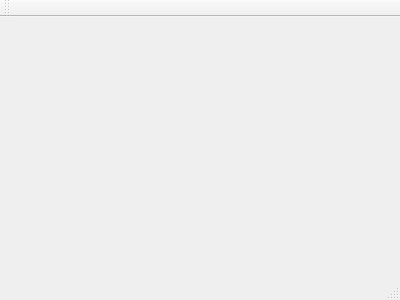
Before: the Qt Designer form mainwindow.ui in chanbiao0816/Guess, drawn with Qt 5.
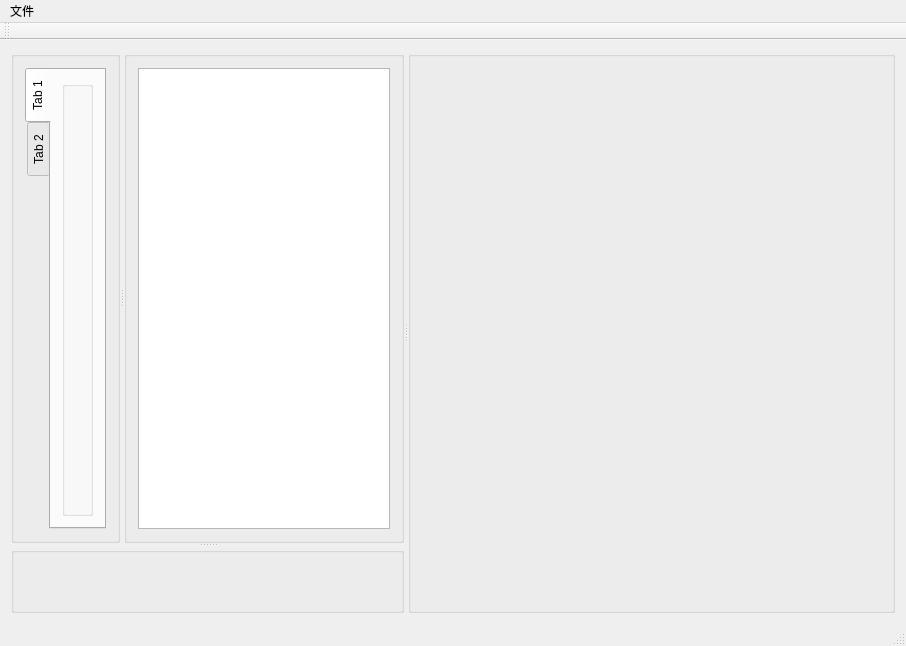
After: the same form once the commit is applied.

Commit message: 测试提交操作

Diff of the .ui file:
```diff
--- a/mainwindow.ui
+++ b/mainwindow.ui
@@ -1,24 +1,148 @@
 <ui version="4.0">
  <class>MainWindow</class>
- <widget class="QMainWindow" name="MainWindow" >
-  <property name="geometry" >
+ <widget class="QMainWindow" name="MainWindow">
+  <property name="geometry">
    <rect>
     <x>0</x>
     <y>0</y>
-    <width>400</width>
-    <height>300</height>
+    <width>906</width>
+    <height>646</height>
    </rect>
   </property>
   <property name="windowTitle" >
    <string>MainWindow</string>
   </property>
-  <widget class="QMenuBar" name="menuBar" />
-  <widget class="QToolBar" name="mainToolBar" />
-  <widget class="QWidget" name="centralWidget" />
-  <widget class="QStatusBar" name="statusBar" />
+  <widget class="QWidget" name="centralWidget">
+   <layout class="QVBoxLayout" name="verticalLayout">
+    <item>
+     <widget class="QSplitter" name="splitter_3">
+      <property name="orientation">
+       <enum>Qt::Horizontal</enum>
+      </property>
+      <widget class="QSplitter" name="splitter_2">
+       <property name="sizePolicy">
+        <sizepolicy hsizetype="Expanding" vsizetype="Expanding">
+         <horstretch>0</horstretch>
+         <verstretch>0</verstretch>
+        </sizepolicy>
+       </property>
+       <property name="orientation">
+        <enum>Qt::Vertical</enum>
+       </property>
+       <widget class="QSplitter" name="splitter">
+        <property name="orientation">
+         <enum>Qt::Horizontal</enum>
+        </property>
+        <widget class="QGroupBox" name="groupBox">
+         <property name="title">
+          <string/>
+         </property>
+         <layout class="QVBoxLayout" name="verticalLayout_3">
+          <item>
+           <widget class="QTabWidget" name="tabWidget">
+            <property name="tabPosition">
+             <enum>QTabWidget::West</enum>
+            </property>
+            <widget class="QWidget" name="tab">
+             <attribute name="title">
+              <string>Tab 1</string>
+             </attribute>
+             <layout class="QVBoxLayout" name="verticalLayout_4">
+              <item>
+               <widget class="QGroupBox" name="groupBox_5">
+                <property name="title">
+                 <string/>
+                </property>
+               </widget>
+              </item>
+             </layout>
+            </widget>
+            <widget class="QWidget" name="tab_2">
+             <attribute name="title">
+              <string>Tab 2</string>
+             </attribute>
+            </widget>
+           </widget>
+          </item>
+         </layout>
+        </widget>
+        <widget class="QGroupBox" name="groupBox_4">
+         <property name="sizePolicy">
+          <sizepolicy hsizetype="Expanding" vsizetype="Expanding">
+           <horstretch>0</horstretch>
+           <verstretch>0</verstretch>
+          </sizepolicy>
+         </property>
+         <property name="title">
+          <string/>
+         </property>
+         <layout class="QVBoxLayout" name="verticalLayout_2">
+          <item>
+           <widget class="QGraphicsView" name="graphicsView"/>
+          </item>
+         </layout>
+        </widget>
+       </widget>
+       <widget class="QGroupBox" name="groupBox_2">
+        <property name="sizePolicy">
+         <sizepolicy hsizetype="Expanding" vsizetype="Preferred">
+          <horstretch>0</horstretch>
+          <verstretch>0</verstretch>
+         </sizepolicy>
+        </property>
+        <property name="title">
+         <string/>
+        </property>
+       </widget>
+      </widget>
+      <widget class="QGroupBox" name="groupBox_3">
+       <property name="sizePolicy">
+        <sizepolicy hsizetype="Fixed" vsizetype="Fixed">
+         <horstretch>2</horstretch>
+         <verstretch>0</verstretch>
+        </sizepolicy>
+       </property>
+       <property name="title">
+        <string/>
+       </property>
+      </widget>
+     </widget>
+    </item>
+   </layout>
+  </widget>
+  <widget class="QMenuBar" name="menuBar">
+   <property name="geometry">
+    <rect>
+     <x>0</x>
+     <y>0</y>
+     <width>906</width>
+     <height>23</height>
+    </rect>
+   </property>
+   <widget class="QMenu" name="menu">
+    <property name="title">
+     <string>文件</string>
+    </property>
+    <addaction name="action_CSV"/>
+   </widget>
+   <addaction name="menu"/>
+  </widget>
+  <widget class="QToolBar" name="mainToolBar">
+   <attribute name="toolBarArea">
+    <enum>TopToolBarArea</enum>
+   </attribute>
+   <attribute name="toolBarBreak">
+    <bool>false</bool>
+   </attribute>
+  </widget>
+  <widget class="QStatusBar" name="statusBar"/>
+  <action name="action_CSV">
+   <property name="text">
+    <string>导入CSV</string>
+   </property>
+  </action>
  </widget>
- <layoutDefault spacing="6" margin="11" />
- <pixmapfunction></pixmapfunction>
+ <layoutdefault spacing="6" margin="11"/>
  <resources/>
  <connections/>
 </ui>
```
Left out of the diff: 3 changed lines with no effect on the pictures.
